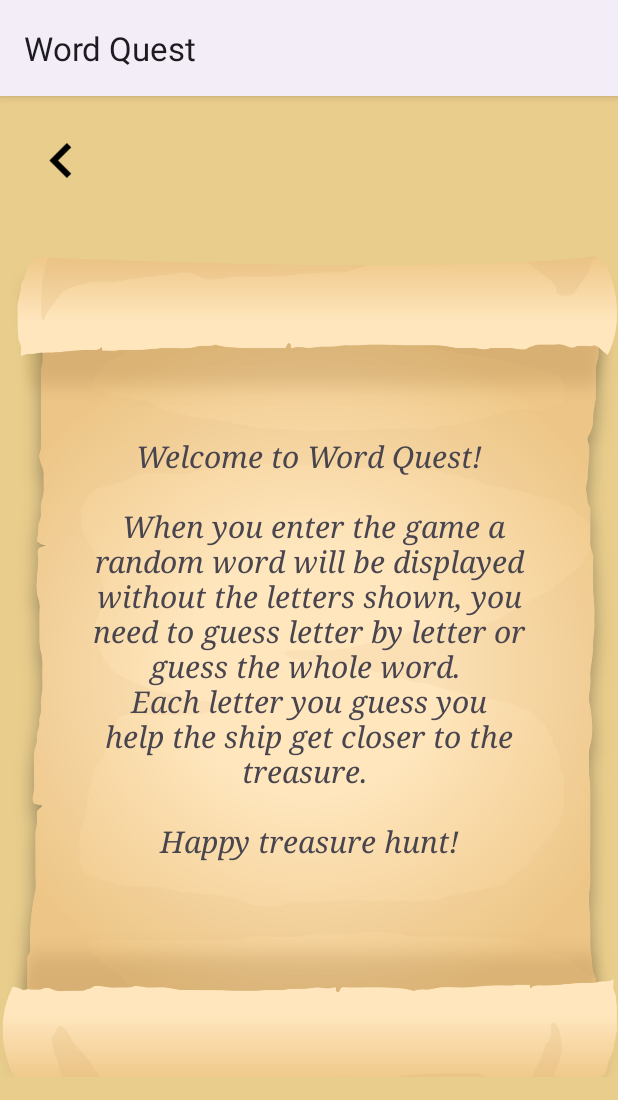
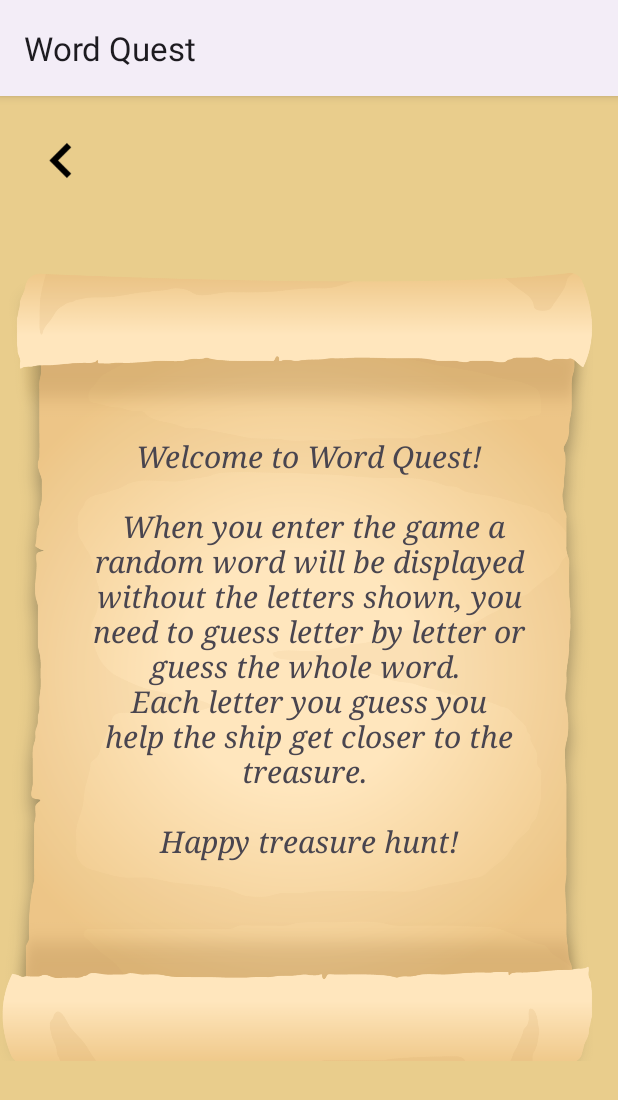
Before and after one commit to svantip/WordQuest, an Android app: the HowToPlay screen opened directly, with no data from a screen before it, on a phone screen of 412 x 824 dp. Shown: the top 1100 px of the screen. Run offline under Robolectric (Android 15) with nearby library versions, the phone set to English and light mode, and no system bars.

Commit message:
Bug fixes.

```diff
--- a/app/src/main/res/layout/activity_how_to_play.xml
+++ b/app/src/main/res/layout/activity_how_to_play.xml
@@ -20,8 +20,8 @@
 
     <ImageView
         android:id="@+id/imageView2"
-        android:layout_width="412dp"
-        android:layout_height="694dp"
+        android:layout_width="395dp"
+        android:layout_height="690dp"
         app:layout_constraintBottom_toBottomOf="parent"
         app:layout_constraintEnd_toEndOf="parent"
         app:layout_constraintHorizontal_bias="0.0"
```
